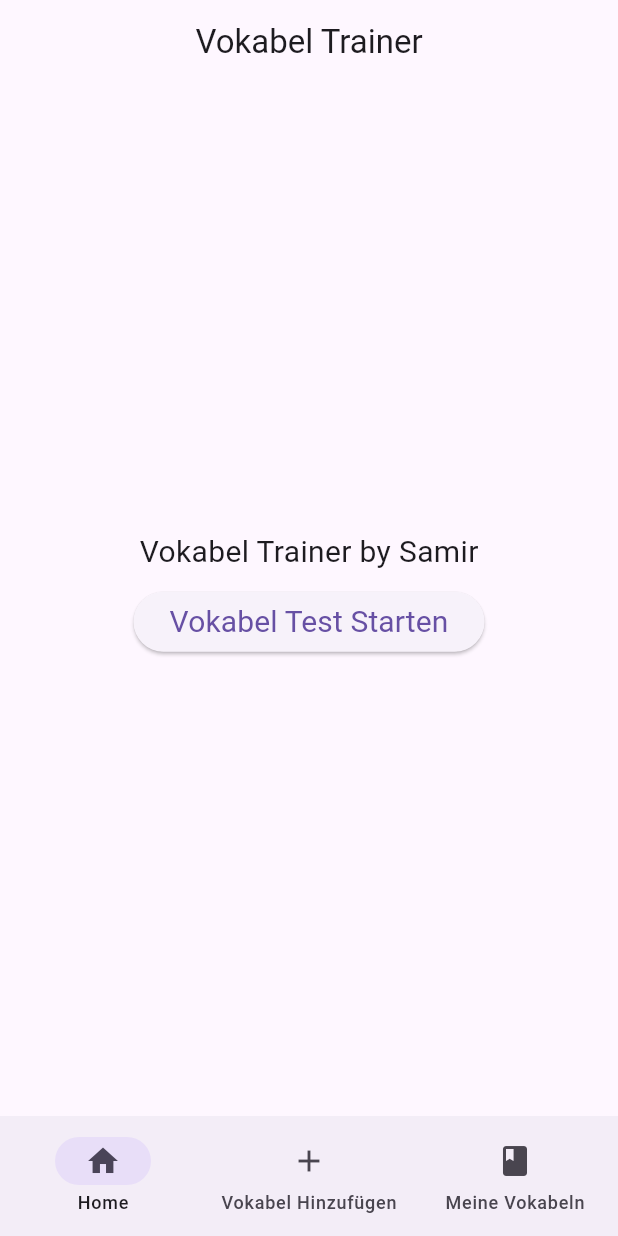
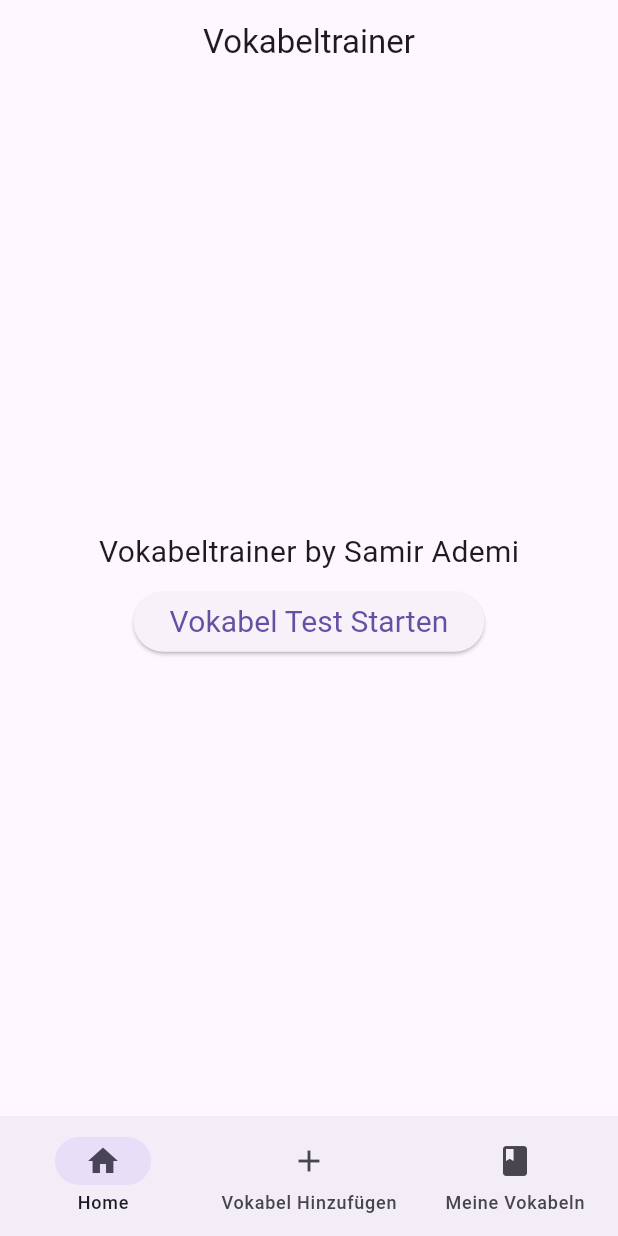
Before and after one commit to DerCodeDev/vokabel_trainer, a Flutter app: the screen it shows after launch, on a phone screen of 412 x 824 dp. Run offline on Flutter 3.47's test engine with Material 2 defaults, Android fonts, the phone set to English and light mode, and no system bars; our stand-ins replace fluttertoast, shared_preferences.

Commit message:
change stuff

```diff
--- a/lib/main.dart
+++ b/lib/main.dart
@@ -42,7 +42,7 @@ class _MainPageState extends State<MainPage> {
   Widget build(BuildContext context) {
     return Scaffold(
       appBar: AppBar(
-        title: const Text("Vokabel Trainer"),
+        title: const Text("Vokabeltrainer"),
         centerTitle: true,
       ),
       body: SafeArea(
--- a/lib/pages/home_screen.dart
+++ b/lib/pages/home_screen.dart
@@ -27,7 +27,7 @@ class _HomeScreenState extends State<HomeScreen> {
           mainAxisAlignment: MainAxisAlignment.center,
           children: [
             const Text(
-              "Vokabel Trainer by Samir",
+              "Vokabeltrainer by Samir Ademi",
               style: Styling.textStyle,
             ),
             Padding(
--- a/lib/pages/vocabulary_test_screen.dart
+++ b/lib/pages/vocabulary_test_screen.dart
@@ -34,7 +34,7 @@ class _VocabularyTestScreenState extends State<VocabularyTestScreen> {
   Widget build(BuildContext context) {
     return Scaffold(
       appBar: AppBar(
-        title: const Text("Vokabel Trainer"),
+        title: const Text("Vokabeltrainer"),
         centerTitle: true,
       ),
       body: Container(
--- a/pubspec.yaml
+++ b/pubspec.yaml
@@ -39,6 +39,7 @@ dependencies:
   shared_preferences: ^2.2.0
 
 dev_dependencies:
+  flutter_launcher_icons: ^0.13.1
   flutter_test:
     sdk: flutter
 
```
Also changed, not shown: lib/manager/vocabulary_manager.dart (+6 -5 lines), pubspec.lock, 1 other file.
